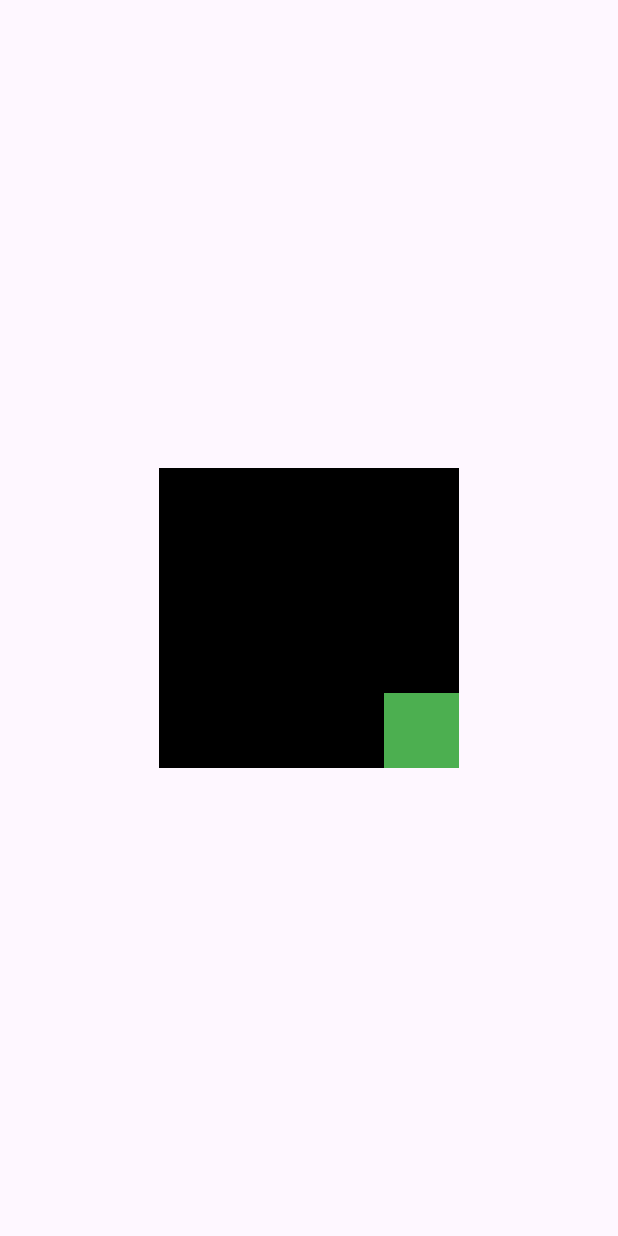
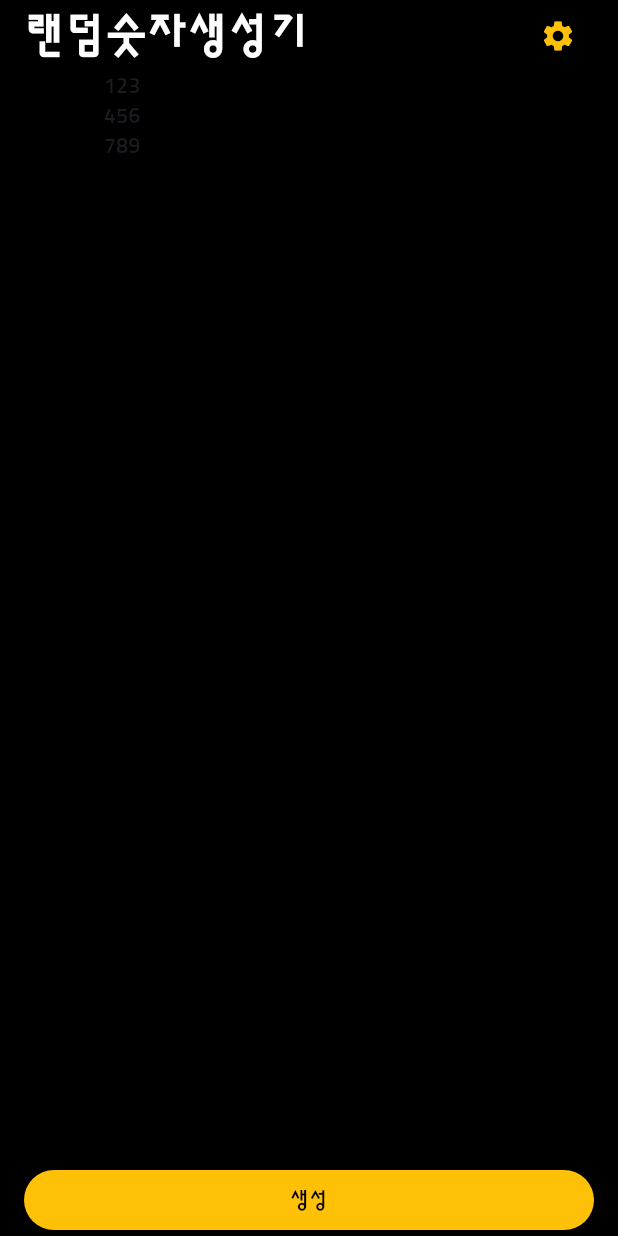
Before and after one commit to sssungsik/Flutter_practice, a Flutter app: the screen it shows after launch, on a phone screen of 412 x 824 dp. Run offline on Flutter 3.47's test engine with Material 3 defaults, Android fonts, the phone set to English and light mode, and no system bars; our stand-ins replace webview_flutter.

Commit message:
[19.NumberGenerator] UI

```diff
--- a/lib/const/colors.dart
+++ b/lib/const/colors.dart
@@ -6,3 +6,7 @@ const colors = [
   Colors.amber,
   Colors.green,
 ];
+
+const Color colorBL = Colors.black;
+const Color colorRD = Colors.redAccent;
+const Color colorYL = Colors.amber;
--- a/lib/main.dart
+++ b/lib/main.dart
@@ -5,6 +5,8 @@ import 'package:flutter_practice/screen/statefulWidget_lifeCycle.dart';
 import 'package:flutter_practice/screen/image_test.dart';
 import 'package:flutter_practice/screen/18_Alignment.dart';
 import 'package:flutter_practice/screen/dday.dart';
+import 'package:flutter_practice/screen/19_NumberGenerator.dart';
+
 
 void main() {
 
@@ -34,7 +36,7 @@ void main() {
             )
         )
       ),
-      home: Aligns(),
+      home: NumberGene(),
     )
   );
 }
--- /dev/null
+++ b/lib/screen/19_NumberGenerator.dart
@@ -0,0 +1,97 @@
+import 'package:flutter/material.dart';
+import 'package:flutter_practice/const/colors.dart';
+
+class NumberGene extends StatelessWidget {
+  const NumberGene({super.key});
+
+  @override
+  Widget build(BuildContext context) {
+    return Scaffold(
+      backgroundColor: colorBL,
+      body: SafeArea(
+        child: Padding(
+          padding: EdgeInsets.symmetric(
+            horizontal: 16
+          ),
+          child: Column(
+            crossAxisAlignment: CrossAxisAlignment.stretch,
+            children: [
+              _Header(),
+
+              _Body(),
+              _Footer()
+
+            ],
+          ),
+        ),
+      ),
+    );
+  }
+}
+
+
+
+
+class _Header extends StatelessWidget {
+  const _Header({super.key});
+
+  @override
+  Widget build(BuildContext context) {
+    return /// 제목, 아이콘
+      Row(
+        mainAxisAlignment: MainAxisAlignment.spaceBetween,
+        children: [
+          Text(
+            '랜덤숫자생성기',
+            style: TextStyle(
+                color: Colors.white,
+                fontSize: 30,
+                fontWeight: FontWeight.w800
+            ),
+
+          ),
+          IconButton(
+              color: colorYL,
+              onPressed: (){},
+              icon: Icon(
+                Icons.settings,
+              ))
+        ],
+      );
+  }
+}
+
+
+class _Body extends StatelessWidget {
+  const _Body({super.key});
+
+  @override
+  Widget build(BuildContext context) {
+    return  /// 숫자
+      Expanded(
+        child: Text('''
+                123
+                456
+                789
+              '''
+        ),
+      );
+  }
+}
+
+
+class _Footer extends StatelessWidget {
+  const _Footer({super.key});
+
+  @override
+  Widget build(BuildContext context) {
+    return /// 버튼
+      ElevatedButton(
+          style: ElevatedButton.styleFrom(
+            backgroundColor: colorYL,
+            foregroundColor: colorBL,
+          ),
+          onPressed: (){},
+          child: Text('생성'));
+  }
+}
--- a/pubspec.yaml
+++ b/pubspec.yaml
@@ -62,6 +62,7 @@ flutter:
     - asset/img/
     - asset/dday/
     - asset/dday/img/
+    - asset/numbergene/img/
 
   fonts:
     - family: pari
```
Also changed, not shown: asset/numbergene/img/0.png (added), asset/numbergene/img/1.png (added), asset/numbergene/img/2.png (added), asset/numbergene/img/3.png (added), asset/numbergene/img/4.png (added), asset/numbergene/img/5.png (added), asset/numbergene/img/6.png (added), asset/numbergene/img/7.png (added), asset/numbergene/img/8.png (added), asset/numbergene/img/9.png (added).
